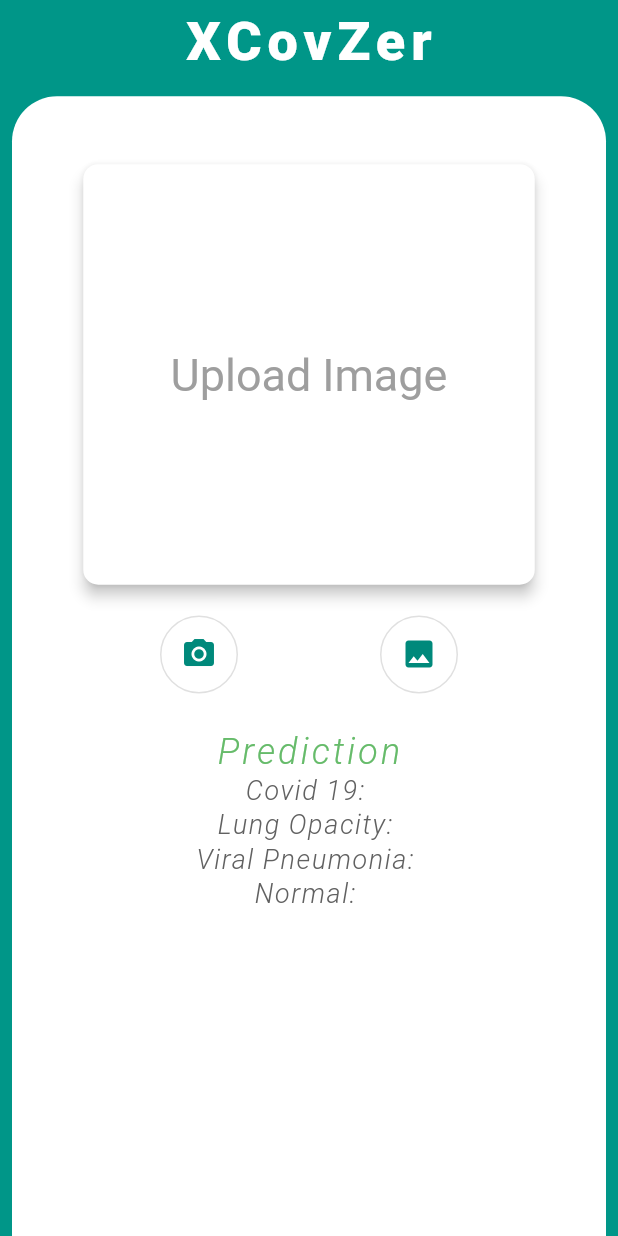
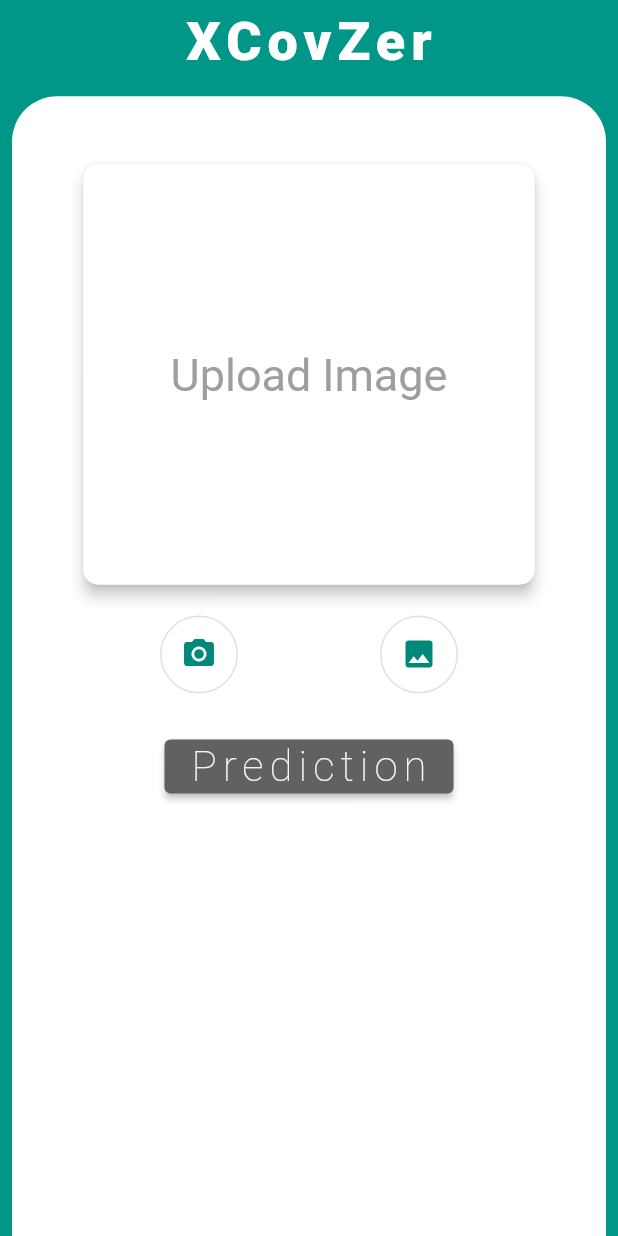
Before and after one commit to Ankan1998/XCOVZER, a Flutter app: the screen it shows after launch, on a phone screen of 412 x 824 dp. Run offline on Flutter 3.47's test engine with Material 2 defaults, Android fonts, the phone set to English and light mode, and no system bars; our stand-ins replace google_fonts; Roboto replaces fonts that are missing (Tangerine).

Commit message:
restructure prediction widget

```diff
--- a/mlflutter/lib/widgets/prediction.dart
+++ b/mlflutter/lib/widgets/prediction.dart
@@ -14,70 +14,76 @@ class _PredictionState extends State<Prediction> {
     return Column(
       children: [
         Center(
-          child: Text(
-            'Prediction',
-            style: TextStyle(
-              color: Colors.green[400],
-              fontSize: 24,
-              fontWeight: FontWeight.w300,
-              letterSpacing: 2,
-              fontStyle: FontStyle.italic,
-              fontFamily: GoogleFonts.kanit().fontFamily,
+          child: ElevatedButton(
+            style: ElevatedButton.styleFrom(
+              onPrimary: Colors.black87,
+              primary: Colors.grey[700],
             ),
-          ) ,
+            onPressed: () { },
+            child: Text(
+              'Prediction',
+                style: TextStyle(
+                color: Colors.grey[100],
+                fontSize: 28,
+                fontWeight: FontWeight.w100,
+                letterSpacing: 4,
+                fontFamily: GoogleFonts.satisfy().fontFamily,
+              ),
+            ),
+          )
         ),
-        Center(
-          child: Text(
-            'Covid 19: ',
-            style: TextStyle(
-              color: Colors.grey[700],
-              fontSize: 18,
-              fontWeight: FontWeight.w300,
-              letterSpacing: 1,
-              fontStyle: FontStyle.italic,
-              fontFamily: GoogleFonts.comicNeue().fontFamily,
-            ),
-          ) ,
-        ),
-        Center(
-          child: Text(
-            'Lung Opacity: ',
-            style: TextStyle(
-              color: Colors.grey[700],
-              fontSize: 18,
-              fontWeight: FontWeight.w300,
-              letterSpacing: 1,
-              fontStyle: FontStyle.italic,
-              fontFamily: GoogleFonts.comicNeue().fontFamily,
-            ),
-          ) ,
-        ),
-        Center(
-          child: Text(
-            'Viral Pneumonia: ',
-            style: TextStyle(
-              color: Colors.grey[700],
-              fontSize: 18,
-              fontWeight: FontWeight.w300,
-              letterSpacing: 1,
-              fontStyle: FontStyle.italic,
-              fontFamily: GoogleFonts.comicNeue().fontFamily,
-            ),
-          ) ,
-        ),
-        Center(
-          child: Text(
-            'Normal: ',
-            style: TextStyle(
-              color: Colors.grey[700],
-              fontSize: 18,
-              fontWeight: FontWeight.w300,
-              letterSpacing: 1,
-              fontStyle: FontStyle.italic,
-              fontFamily: GoogleFonts.comicNeue().fontFamily,
-            ),
-          ) ,
-        ),
+        // Center(
+        //   child: Text(
+        //     'Covid 19: ',
+        //     style: TextStyle(
+        //       color: Colors.grey[700],
+        //       fontSize: 18,
+        //       fontWeight: FontWeight.w300,
+        //       letterSpacing: 1,
+        //       fontStyle: FontStyle.italic,
+        //       fontFamily: GoogleFonts.comicNeue().fontFamily,
+        //     ),
+        //   ) ,
+        // ),
+        // Center(
+        //   child: Text(
+        //     'Lung Opacity: ',
+        //     style: TextStyle(
+        //       color: Colors.grey[700],
+        //       fontSize: 18,
+        //       fontWeight: FontWeight.w300,
+        //       letterSpacing: 1,
+        //       fontStyle: FontStyle.italic,
+        //       fontFamily: GoogleFonts.comicNeue().fontFamily,
+        //     ),
+        //   ) ,
+        // ),
+        // Center(
+        //   child: Text(
+        //     'Viral Pneumonia: ',
+        //     style: TextStyle(
+        //       color: Colors.grey[700],
+        //       fontSize: 18,
+        //       fontWeight: FontWeight.w300,
+        //       letterSpacing: 1,
+        //       fontStyle: FontStyle.italic,
+        //       fontFamily: GoogleFonts.comicNeue().fontFamily,
+        //     ),
+        //   ) ,
+        // ),
+        // Center(
+        //   child: Text(
+        //     'Normal: ',
+        //     style: TextStyle(
+        //       color: Colors.grey[700],
+        //       fontSize: 18,
+        //       fontWeight: FontWeight.w300,
+        //       letterSpacing: 1,
+        //       fontStyle: FontStyle.italic,
+        //       fontFamily: GoogleFonts.comicNeue().fontFamily,
+        //     ),
+        //   ) ,
+        // ),
       ]
     );
   }
```
